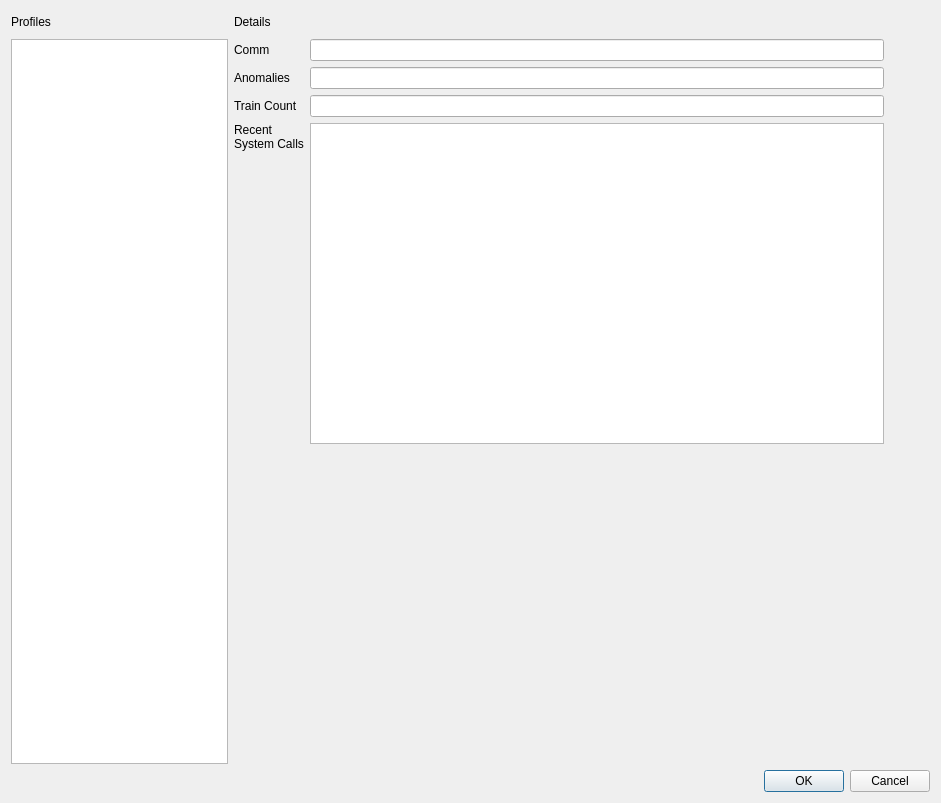
Old version of the form ebpH/profiledialog.ui in the repository willfindlay/ebpH.
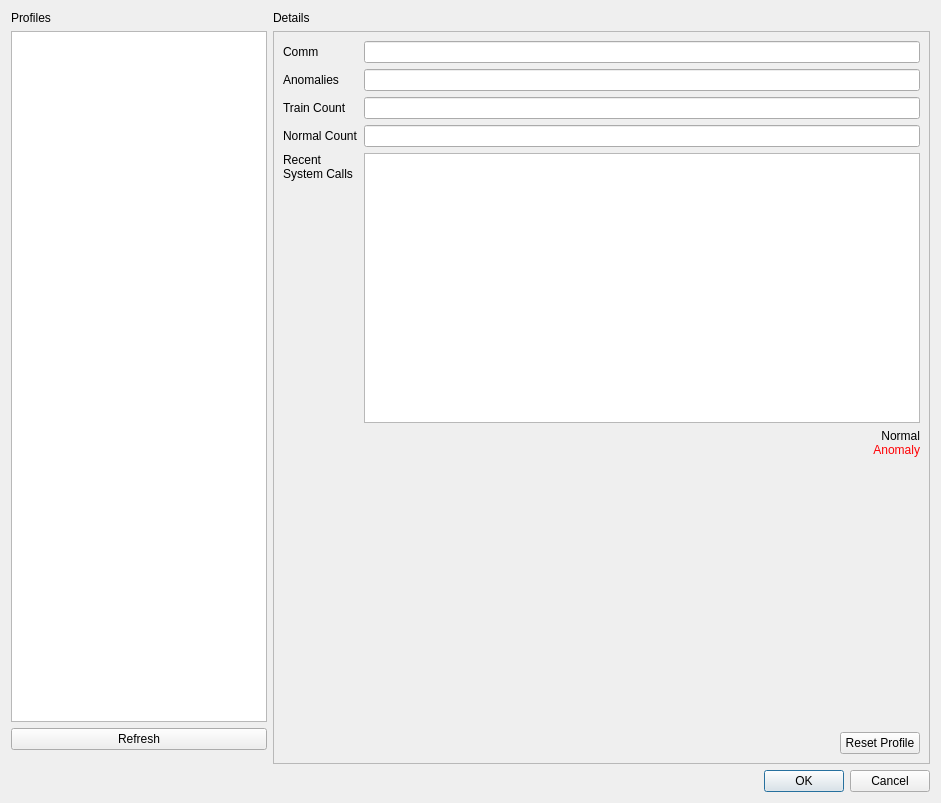
New version of the form. Icons and pictures are not drawn.

Patch:
```diff
--- a/ebpH/profiledialog.ui
+++ b/ebpH/profiledialog.ui
@@ -18,18 +18,61 @@
     <normaloff>:/img/assets/img/icons/browser.png</normaloff>:/img/assets/img/icons/browser.png</iconset>
   </property>
   <layout class="QGridLayout" name="gridLayout">
+   <item row="2" column="0" alignment="Qt::AlignBottom">
+    <widget class="QDialogButtonBox" name="buttonBox">
+     <property name="orientation">
+      <enum>Qt::Horizontal</enum>
+     </property>
+     <property name="standardButtons">
+      <set>QDialogButtonBox::Cancel|QDialogButtonBox::Ok</set>
+     </property>
+    </widget>
+   </item>
    <item row="0" column="0">
     <layout class="QGridLayout" name="gridLayout_2">
      <property name="topMargin">
       <number>0</number>
      </property>
-     <item row="1" column="1">
+     <item row="4" column="1">
+      <widget class="QFrame" name="frame">
+       <property name="sizePolicy">
+        <sizepolicy hsizetype="Preferred" vsizetype="Preferred">
+         <horstretch>2</horstretch>
+         <verstretch>0</verstretch>
+        </sizepolicy>
+       </property>
+       <property name="frameShape">
+        <enum>QFrame::StyledPanel</enum>
+       </property>
+       <property name="frameShadow">
+        <enum>QFrame::Raised</enum>
+       </property>
+       <layout class="QGridLayout" name="gridLayout_4">
+        <item row="0" column="0">
       <layout class="QGridLayout" name="gridLayout_3">
-       <item row="0" column="1">
-        <widget class="QLineEdit" name="comm"/>
-       </item>
-       <item row="1" column="1">
-        <widget class="QLineEdit" name="anomalies"/>
+          <item row="0" column="2">
+           <widget class="QLineEdit" name="comm">
+            <property name="readOnly">
+             <bool>true</bool>
+            </property>
+           </widget>
+          </item>
+          <item row="1" column="2">
+           <widget class="QLineEdit" name="anomalies">
+            <property name="inputMethodHints">
+             <set>Qt::ImhDigitsOnly</set>
+            </property>
+            <property name="readOnly">
+             <bool>true</bool>
+            </property>
+           </widget>
+          </item>
+          <item row="3" column="0">
+           <widget class="QLabel" name="label_8">
+            <property name="text">
+             <string>Normal Count</string>
+            </property>
+           </widget>
        </item>
        <item row="1" column="0">
         <widget class="QLabel" name="label_4">
@@ -45,7 +88,20 @@
          </property>
         </widget>
        </item>
-       <item row="4" column="0">
+          <item row="3" column="2">
+           <widget class="QLineEdit" name="normal_count"/>
+          </item>
+          <item row="5" column="2">
+           <widget class="QLabel" name="label_7">
+            <property name="text">
+             <string>&lt;html&gt;&lt;head/&gt;&lt;body&gt;&lt;p&gt;Normal&lt;br/&gt;&lt;span style=&quot; color:#ff0004;&quot;&gt;Anomaly&lt;/span&gt;&lt;/p&gt;&lt;/body&gt;&lt;/html&gt;</string>
+            </property>
+            <property name="alignment">
+             <set>Qt::AlignRight|Qt::AlignTrailing|Qt::AlignVCenter</set>
+            </property>
+           </widget>
+          </item>
+          <item row="7" column="0">
         <spacer name="verticalSpacer">
          <property name="orientation">
           <enum>Qt::Vertical</enum>
@@ -58,10 +114,9 @@
          </property>
         </spacer>
        </item>
-       <item row="3" column="1">
-        <widget class="QListWidget" name="syscalls"/>
-       </item>
-       <item row="3" column="0" alignment="Qt::AlignTop">
+          <item row="4" column="0">
+           <layout class="QVBoxLayout" name="verticalLayout">
+            <item>
         <widget class="QLabel" name="label_5">
          <property name="text">
           <string>Recent
@@ -69,6 +124,24 @@
          </property>
         </widget>
        </item>
+            <item>
+             <spacer name="verticalSpacer_2">
+              <property name="orientation">
+               <enum>Qt::Vertical</enum>
+              </property>
+              <property name="sizeHint" stdset="0">
+               <size>
+                <width>20</width>
+                <height>40</height>
+               </size>
+              </property>
+             </spacer>
+            </item>
+           </layout>
+          </item>
+          <item row="4" column="2">
+           <widget class="QListWidget" name="syscalls"/>
+          </item>
        <item row="2" column="0">
         <widget class="QLabel" name="label_6">
          <property name="text">
@@ -76,77 +149,107 @@
          </property>
         </widget>
        </item>
+          <item row="2" column="2">
+           <widget class="QLineEdit" name="train_count">
+            <property name="inputMethodHints">
+             <set>Qt::ImhDigitsOnly</set>
+            </property>
+            <property name="readOnly">
+             <bool>true</bool>
+            </property>
+           </widget>
+          </item>
+          <item row="8" column="2">
+           <layout class="QHBoxLayout" name="horizontalLayout">
+            <item>
+             <spacer name="horizontalSpacer">
+              <property name="orientation">
+               <enum>Qt::Horizontal</enum>
+              </property>
+              <property name="sizeHint" stdset="0">
+               <size>
+                <width>40</width>
+                <height>20</height>
+               </size>
+              </property>
+             </spacer>
+            </item>
+            <item>
+             <widget class="QPushButton" name="reset_profile_button">
+              <property name="text">
+               <string>Reset Profile</string>
+              </property>
+             </widget>
+            </item>
+           </layout>
+          </item>
+         </layout>
+        </item>
+       </layout>
+      </widget>
+     </item>
        <item row="2" column="1">
-        <widget class="QLineEdit" name="train_count"/>
-       </item>
-      </layout>
-     </item>
-     <item row="0" column="1">
-      <widget class="QLabel" name="label_2">
-       <property name="sizePolicy">
-        <sizepolicy hsizetype="Preferred" vsizetype="Preferred">
-         <horstretch>3</horstretch>
-         <verstretch>0</verstretch>
-        </sizepolicy>
-       </property>
-       <property name="text">
-        <string>Details</string>
-       </property>
-      </widget>
-     </item>
-     <item row="1" column="0">
-      <widget class="QListWidget" name="profile_list"/>
-     </item>
-     <item row="0" column="0">
       <widget class="QLabel" name="label">
        <property name="sizePolicy">
         <sizepolicy hsizetype="Preferred" vsizetype="Preferred">
+         <horstretch>0</horstretch>
+         <verstretch>0</verstretch>
+        </sizepolicy>
+       </property>
+       <property name="text">
+        <string>Details</string>
+       </property>
+      </widget>
+     </item>
+     <item row="4" column="0">
+      <layout class="QVBoxLayout" name="verticalLayout_2">
+       <item>
+        <widget class="QListWidget" name="profile_list">
+         <property name="sizePolicy">
+          <sizepolicy hsizetype="Expanding" vsizetype="Expanding">
          <horstretch>1</horstretch>
          <verstretch>0</verstretch>
         </sizepolicy>
        </property>
-       <property name="text">
-        <string>Profiles</string>
+         <property name="selectionBehavior">
+          <enum>QAbstractItemView::SelectRows</enum>
        </property>
       </widget>
      </item>
-     <item row="0" column="2">
+       <item>
+        <layout class="QHBoxLayout" name="horizontalLayout_2">
+         <property name="bottomMargin">
+          <number>14</number>
+         </property>
+         <item>
       <widget class="QPushButton" name="refresh_button">
-       <property name="sizePolicy">
-        <sizepolicy hsizetype="Minimum" vsizetype="Fixed">
-         <horstretch>0</horstretch>
-         <verstretch>0</verstretch>
-        </sizepolicy>
-       </property>
-       <property name="toolTip">
+           <property name="text">
         <string>Refresh</string>
        </property>
-       <property name="text">
-        <string/>
-       </property>
        <property name="icon">
         <iconset resource="resources.qrc">
          <normaloff>:/img/assets/img/icons/redo.png</normaloff>:/img/assets/img/icons/redo.png</iconset>
        </property>
-       <property name="default">
-        <bool>false</bool>
-       </property>
-       <property name="flat">
-        <bool>true</bool>
-       </property>
       </widget>
      </item>
     </layout>
    </item>
-   <item row="1" column="0" alignment="Qt::AlignBottom">
-    <widget class="QDialogButtonBox" name="buttonBox">
-     <property name="orientation">
-      <enum>Qt::Horizontal</enum>
-     </property>
-     <property name="standardButtons">
-      <set>QDialogButtonBox::Cancel|QDialogButtonBox::Ok</set>
-     </property>
-    </widget>
+      </layout>
+     </item>
+     <item row="2" column="0">
+      <widget class="QLabel" name="label_2">
+       <property name="sizePolicy">
+        <sizepolicy hsizetype="Preferred" vsizetype="Preferred">
+         <horstretch>0</horstretch>
+         <verstretch>0</verstretch>
+        </sizepolicy>
+       </property>
+       <property name="text">
+        <string>Profiles</string>
+       </property>
+      </widget>
+     </item>
+    </layout>
    </item>
   </layout>
  </widget>
```
Lines whose indentation alone changed are shown as unchanged.
